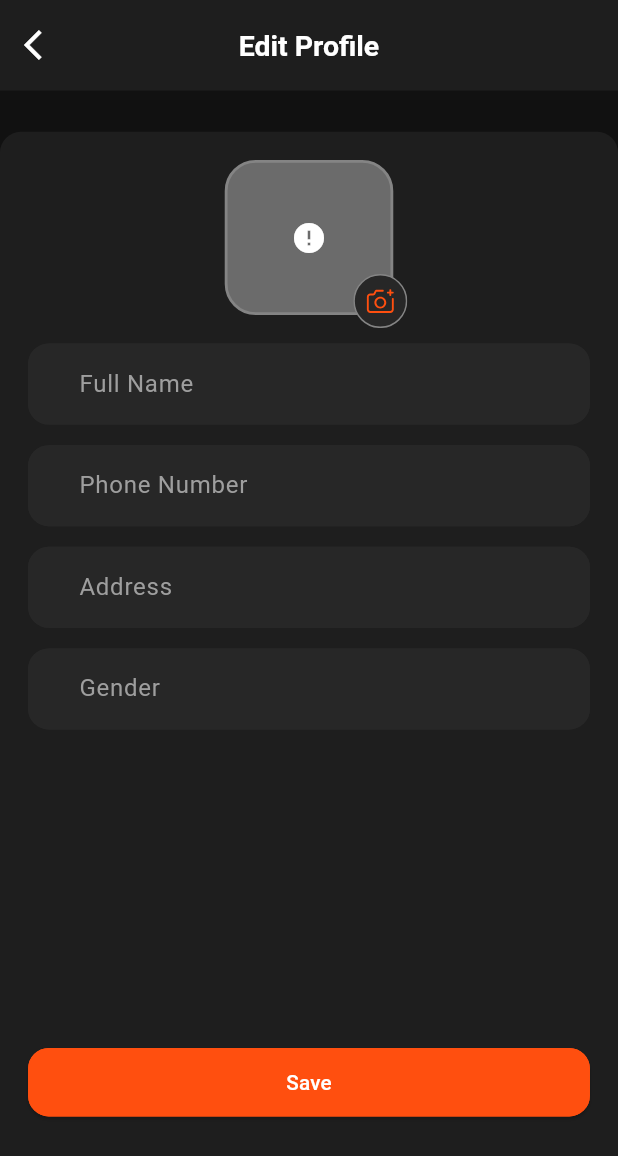
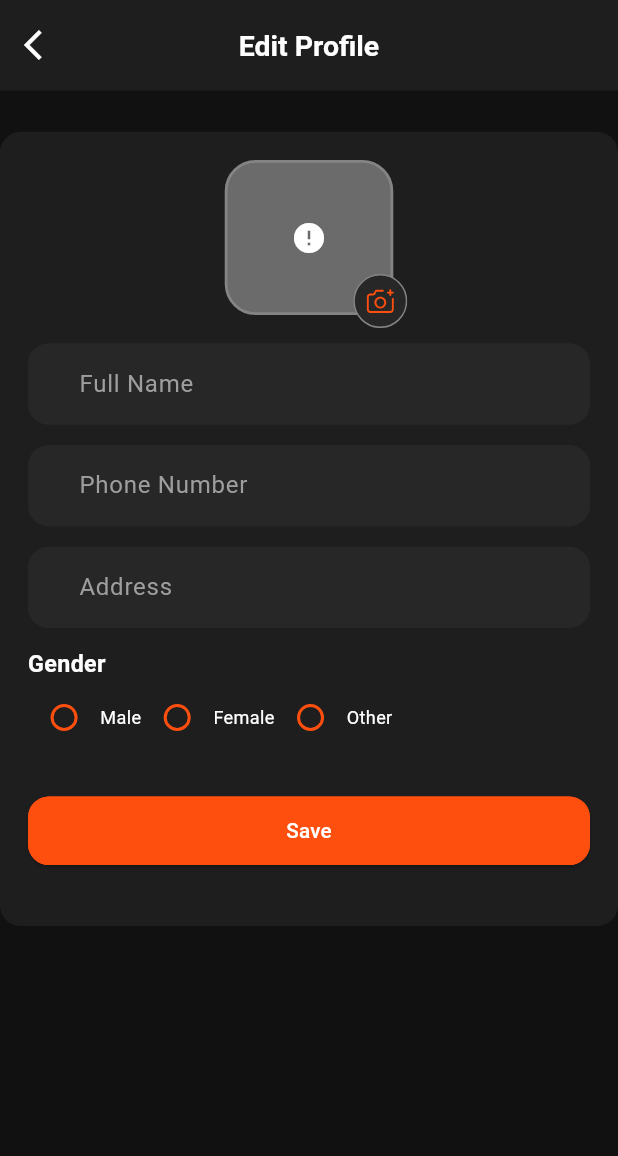
Before and after one commit to sparktechagency/Map-My-Taste, a Flutter app: the EditProfileScreen screen opened by its route, on a phone screen of 412 x 824 dp. Shown: the top 1156 px of the screen. Run offline on Flutter 3.47's test engine with Material 3 defaults, Android fonts, the phone set to English and light mode, and no system bars; drawn by our look-alikes of cached_network_image; our stand-ins replace dio, flutter_chat_bubble, flutter_screenutil, flutter_spinkit, flutter_svg, fluttertoast and 8 more; missing offline and left inert: mime_type; accounts and stored records are empty; network calls fail; Roboto replaces fonts that are missing (Arial).

Commit message:
modify : add gender part in edit profile part

```diff
--- a/lib/views/screen/Profile/edit_profile_screen.dart
+++ b/lib/views/screen/Profile/edit_profile_screen.dart
@@ -52,21 +52,24 @@ class _EditProfileScreenState extends State<EditProfileScreen> {
       ),
       body: SingleChildScrollView(
         child: Column(
+          crossAxisAlignment: CrossAxisAlignment.start,
           children: [
             SizedBox(height: 32.h),
+
             Container(
               width: double.infinity,
-              height: MediaQuery.of(context).size.height,
               decoration: BoxDecoration(
-                color: Color(0xFF1E1E1E),
+                color: const Color(0xFF1E1E1E),
                 borderRadius: BorderRadius.circular(16.r),
               ),
               child: Padding(
                 padding: EdgeInsets.all(20.w),
                 child: Column(
+                  crossAxisAlignment: CrossAxisAlignment.start,
                   children: [
                     //==============================> Profile picture section <=======================
-                    Stack(
+                    Center(
+                      child: Stack(
                         clipBehavior: Clip.none,
                         children: [
                           CustomNetworkImage(
@@ -80,45 +83,58 @@ class _EditProfileScreenState extends State<EditProfileScreen> {
                               color: AppColors.greyColor,
                             ),
                           ),
-                        //==============================> Edit Profile Button <=======================
                           Positioned(
                             right: -10.w,
                             bottom: -10.h,
                             child: InkWell(
-                            onTap: () {
-                              _showImagePickerOption();
-                            },
+                              onTap: _showImagePickerOption,
                               child: SvgPicture.asset(AppIcons.edit),
                             ),
                           ),
                         ],
                       ),
+                    ),
+
                     SizedBox(height: 22.h),
-                    //==============================> Name Controller  <=======================
+
                     CustomTextField(
                       controller: _controller.fullNameCTRL,
                       labelText: AppStrings.fullName.tr,
                     ),
                     SizedBox(height: 16.h),
-                    //==============================> Phone Number Controller  <=======================
+
                     CustomTextField(
                       controller: _controller.phoneCTRL,
                       labelText: AppStrings.phoneNumber.tr,
                     ),
                     SizedBox(height: 16.h),
-                    //==============================> Address Controller  <=======================
+
                     CustomTextField(
                       controller: _controller.addressCTRL,
                       labelText: AppStrings.address.tr,
                     ),
                     SizedBox(height: 16.h),
-                    //==============================> Gender Controller  <=======================
-                    CustomTextField(
-                      controller: _controller.genderCTRL,
-                      labelText: AppStrings.gender.tr,
+
+                    //==============================> Gender <=======================
+                    Column(
+                      crossAxisAlignment: CrossAxisAlignment.start,
+                      children: [
+                        CustomText(
+                          text: AppStrings.gender.tr,
+                          fontSize: 18.sp,
+                          fontWeight: FontWeight.w700,
                         ),
-                    SizedBox(height: 245.h),
-                    CustomButton(onTap: () {}, text: AppStrings.save.tr),
+                        _genderRadioButton(),
+                      ],
+                    ),
+
+                    SizedBox(height: 32.h),
+
+                    //==============================> Button <=======================
+                    CustomButton(
+                      onTap: () {},
+                      text: AppStrings.save.tr,
+                    ),
                     SizedBox(height: 24.h),
                   ],
                 ),
@@ -127,6 +143,94 @@ class _EditProfileScreenState extends State<EditProfileScreen> {
           ],
         ),
       ),
+
+    );
+  }
+
+
+  //=========================> Gender Radio Button <================
+  _genderRadioButton() {
+    return Row(
+      children: [
+        InkWell(
+          // onTap:
+          //     () => setState(() {
+          //   _authController.selectedGender = 'male';
+          // }),
+          child: Row(
+            children: [
+              Radio<String>(
+                value: 'male',
+              //  groupValue: _authController.selectedGender,
+                onChanged: (value) {
+                  // setState(() {
+                  //   _authController.selectedGender = value;
+                  // });
+                },
+                fillColor: MaterialStateProperty.resolveWith<Color>((states) {
+                  if (states.contains(MaterialState.selected)) {
+                    return AppColors.primaryColor;
+                  }
+                  return AppColors.primaryColor;
+                }),
+              ),
+              CustomText(text: 'Male'.tr, fontSize: 14.sp),
+            ],
+          ),
+        ),
+        InkWell(
+          // onTap:
+          //     () => setState(() {
+          //   _authController.selectedGender = 'female';
+          // }),
+          child: Row(
+            children: [
+              Radio<String>(
+                value: 'female',
+              //  groupValue: _authController.selectedGender,
+                onChanged: (value) {
+                  // setState(() {
+                  //   _authController.selectedGender = value;
+                  // });
+                },
+                fillColor: MaterialStateProperty.resolveWith<Color>((states) {
+                  if (states.contains(MaterialState.selected)) {
+                    return AppColors.primaryColor;
+                  }
+                  return AppColors.primaryColor;
+                }),
+              ),
+              CustomText(text: 'Female'.tr, fontSize: 14.sp),
+            ],
+          ),
+        ),
+        InkWell(
+          // onTap:
+          //     () => setState(() {
+          //   _authController.selectedGender = 'other';
+          // }),
+          child: Row(
+            children: [
+              Radio<String>(
+                value: 'other',
+              //  groupValue: _authController.selectedGender,
+                onChanged: (value) {
+                  // setState(() {
+                  //   _authController.selectedGender = value;
+                  // });
+                },
+                fillColor: MaterialStateProperty.resolveWith<Color>((states) {
+                  if (states.contains(MaterialState.selected)) {
+                    return AppColors.primaryColor;
+                  }
+                  return AppColors.primaryColor;
+                }),
+              ),
+              CustomText(text: 'Other'.tr, fontSize: 14.sp),
+            ],
+          ),
+        ),
+      ],
     );
   }
 
```
Lines whose indentation alone changed are shown as unchanged.
